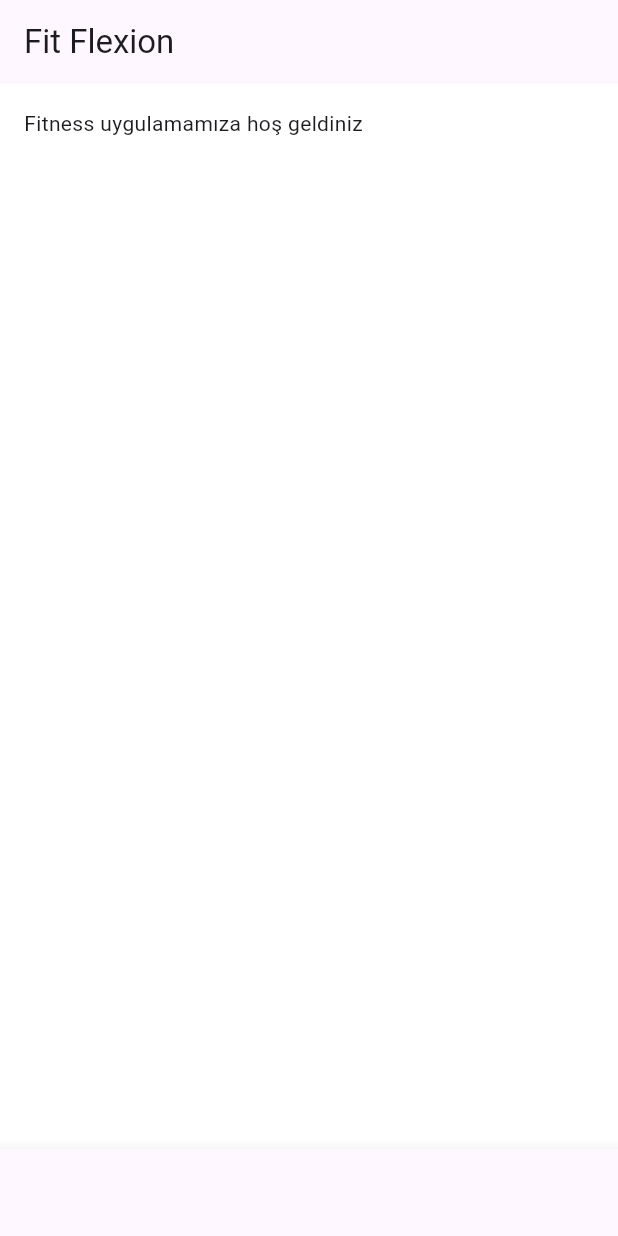
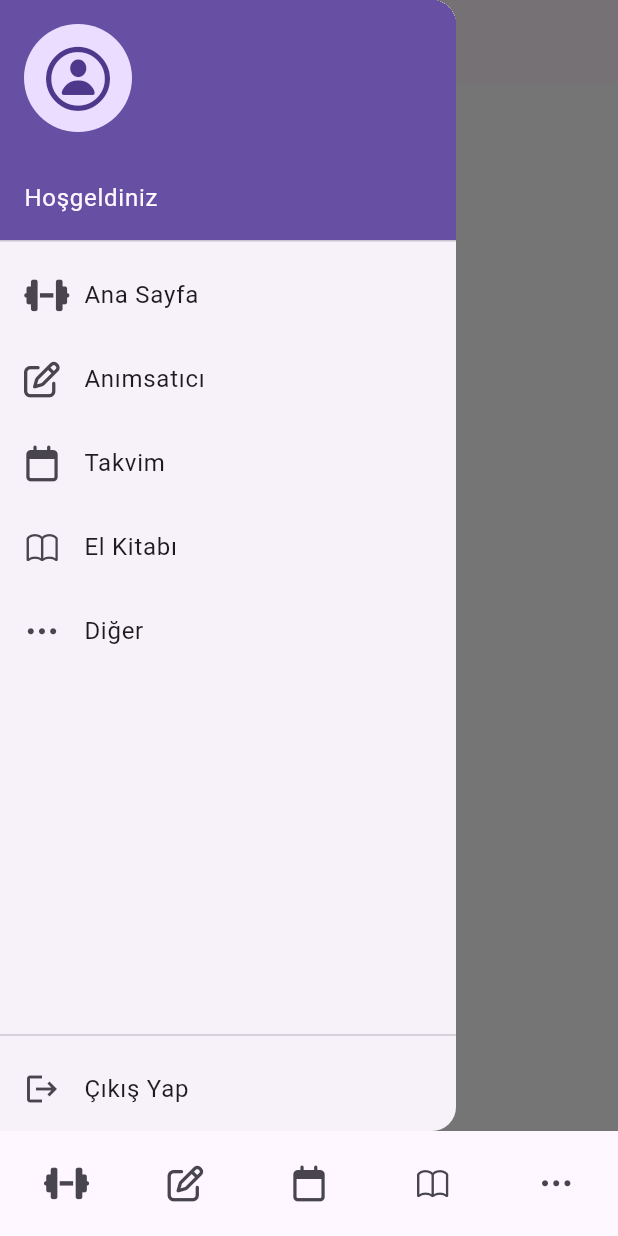
Before and after one commit to Erendee/Fit-Flexion, a Flutter app: the HomeScreen screen opened by its route, with the side drawer open (before the commit the screen has no drawer), on a phone screen of 412 x 824 dp. Run offline on Flutter 3.47's test engine with Material 3 defaults, Android fonts, the phone set to English and light mode, and no system bars; our stand-ins replace font_awesome_flutter, go_router, lottie; missing offline and left inert: dotlottie_loader.

Commit message:
Ana Ekran

```diff
--- /dev/null
+++ b/lib/core/main_scaffold.dart
@@ -0,0 +1,48 @@
+import 'package:flutter/cupertino.dart';
+import 'package:flutter/material.dart';
+import 'package:font_awesome_flutter/font_awesome_flutter.dart';
+import 'package:go_router/go_router.dart';
+
+class MainScaffold extends StatelessWidget {
+  final Widget child;
+
+  const MainScaffold({required this.child, super.key});
+
+  @override
+  Widget build(BuildContext context) {
+    final location = GoRouter.of(context).routeInformationProvider;
+
+    return Scaffold(
+      body: child, // Aktif içerik burada değişecek
+
+      bottomNavigationBar: Container(
+        height: 70,
+        child: Row(
+          mainAxisAlignment: MainAxisAlignment.spaceAround,
+          children: [
+            IconButton(
+              onPressed: () => context.go("/home"),
+              icon: Icon(FontAwesomeIcons.dumbbell),
+            ),
+            IconButton(
+              onPressed: () => context.go("/reminder"),
+              icon: Icon(FontAwesomeIcons.penToSquare),
+            ),
+            IconButton(
+              onPressed: () => context.go("/calendar"),
+              icon: Icon(FontAwesomeIcons.calendar),
+            ),
+            IconButton(
+              onPressed: () => context.go("/book"),
+              icon: Icon(CupertinoIcons.book),
+            ),
+            IconButton(
+              onPressed: () => context.go("/another"),
+              icon: Icon(CupertinoIcons.ellipsis),
+            ),
+          ],
+        ),
+      ),
+    );
+  }
+}
--- a/lib/core/routes.dart
+++ b/lib/core/routes.dart
@@ -1,29 +1,30 @@
+import 'package:flutter_app/core/main_scaffold.dart';
+import 'package:go_router/go_router.dart';
 import 'package:flutter_app/screens/another_screen.dart';
 import 'package:flutter_app/screens/book_screen.dart';
 import 'package:flutter_app/screens/calendar_screen.dart';
-import 'package:go_router/go_router.dart';
-import '../screens/loading_screen.dart';
 import '../screens/home_screen.dart';
 import '../screens/reminder_screen.dart';
 
 // Router yapılandırması
-final router = GoRouter(
-  initialLocation: '/', // Başlangıç rotası
+final GoRouter router = GoRouter(
+  initialLocation: '/home',
   routes: [
-    GoRoute(path: '/', builder: (context, state) => const LoadingScreen()),
-    GoRoute(path: '/home', builder: (context, state) => const HomeScreen()),
+    ShellRoute(
+      builder: (context, state, child) => MainScaffold(child: child),
+      routes: [
+        GoRoute(path: '/home', builder: (context, state) => HomeScreen()),
         GoRoute(
           path: '/reminder',
-      builder: (context, state) => const ReminderScreen(),
+          builder: (context, state) => ReminderScreen(),
         ),
         GoRoute(
           path: '/calendar',
-      builder: (context, state) => const CalendarScreen(),
+          builder: (context, state) => CalendarScreen(),
         ),
-    GoRoute(path: '/book', builder: (context, state) => const BookScreen()),
-    GoRoute(
-      path: '/another',
-      builder: (context, state) => const AnotherScreen(),
+        GoRoute(path: '/book', builder: (context, state) => BookScreen()),
+        GoRoute(path: '/another', builder: (context, state) => AnotherScreen()),
+      ],
     ),
   ],
 );
--- a/lib/main.dart
+++ b/lib/main.dart
@@ -18,7 +18,7 @@ class MyApp extends StatelessWidget {
         visualDensity: VisualDensity.adaptivePlatformDensity,
       ),
       routerConfig: router, // go_router yapılandırmamızı kullan
-      debugShowCheckedModeBanner: false, // Debug bandını kaldır
+      debugShowCheckedModeBanner: false,
     );
   }
 }
--- a/lib/screens/home_screen.dart
+++ b/lib/screens/home_screen.dart
@@ -1,6 +1,7 @@
 import 'package:flutter/material.dart';
 import 'package:flutter/cupertino.dart';
 import 'package:font_awesome_flutter/font_awesome_flutter.dart';
+import 'package:go_router/go_router.dart';
 
 class HomeScreen extends StatelessWidget {
   const HomeScreen({super.key});
@@ -11,6 +12,60 @@ class HomeScreen extends StatelessWidget {
       backgroundColor: Colors.white,
       // AppBar
       appBar: AppBar(title: const Text('Fit Flexion')),
+
+      drawer: Drawer(
+        child: Column(
+          children: [
+            UserAccountsDrawerHeader(
+              currentAccountPicture: CircleAvatar(
+                backgroundColor: Theme.of(context).colorScheme.primaryContainer,
+                child: Icon(
+                  CupertinoIcons.person_circle,
+                  size: 50,
+                  color: Theme.of(context).colorScheme.onPrimaryContainer,
+                ),
+              ),
+              accountName: Text("Hoşgeldiniz"),
+              accountEmail: null,
+              decoration: BoxDecoration(
+                color: Theme.of(context).colorScheme.primary,
+              ),
+            ),
+            ListTile(
+              leading: Icon(FontAwesomeIcons.dumbbell),
+              title: Text('Ana Sayfa'),
+              onTap: () => Navigator.pop(context),
+            ),
+            ListTile(
+              leading: Icon(FontAwesomeIcons.penToSquare),
+              title: Text('Anımsatıcı'),
+              onTap: () => context.push("/reminder"),
+            ),
+            ListTile(
+              leading: Icon(FontAwesomeIcons.calendar),
+              title: Text('Takvim'),
+              onTap: () => context.push("/calendar"),
+            ),
+            ListTile(
+              leading: Icon(CupertinoIcons.book),
+              title: Text('El Kitabı'),
+              onTap: () => context.push("/book"),
+            ),
+            ListTile(
+              leading: Icon(CupertinoIcons.ellipsis),
+              title: Text('Diğer'),
+              onTap: () => context.push("/another"),
+            ),
+            Spacer(),
+            Divider(),
+            ListTile(
+              leading: Icon(Icons.logout),
+              title: Text('Çıkış Yap'),
+              // onTap: () => context.go("/login"),
+            ),
+          ],
+        ),
+      ),
 
       // Ana içerik
       body: Column(
@@ -23,35 +78,7 @@ class HomeScreen extends StatelessWidget {
           ),
         ],
       ),
-
-      // Alt navigasyon çubuğu
-      bottomNavigationBar: BottomNavigationBar(
-        items: const [
-          BottomNavigationBarItem(
-            icon: Icon(FontAwesomeIcons.dumbbell),
-            label: 'Antrenmanlar',
-          ),
-          BottomNavigationBarItem(
-            icon: Icon(FontAwesomeIcons.penToSquare),
-            label: 'Anımsatıcı',
-          ),
-          BottomNavigationBarItem(
-            icon: Icon(FontAwesomeIcons.calendar),
-            label: 'Günlük',
-          ),
-          BottomNavigationBarItem(
-            icon: Icon(CupertinoIcons.book),
-            label: 'El Kitabı',
-          ),
-          BottomNavigationBarItem(
-            icon: Icon(CupertinoIcons.ellipsis),
-            label: 'Diğer',
-          ),
-        ],
-        onTap: (index) {
-          // Navigasyon işlemleri buraya gelecek
-        },
-      ),
     );
+    // Navigasyon işlemleri buraya gelecek
   }
 }
```
Lines whose indentation alone changed are shown as unchanged.
